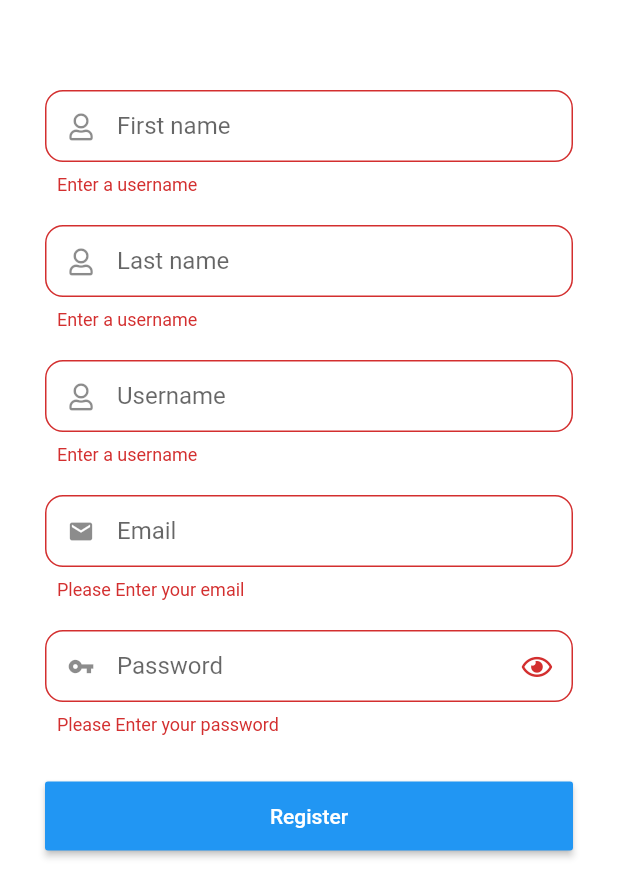
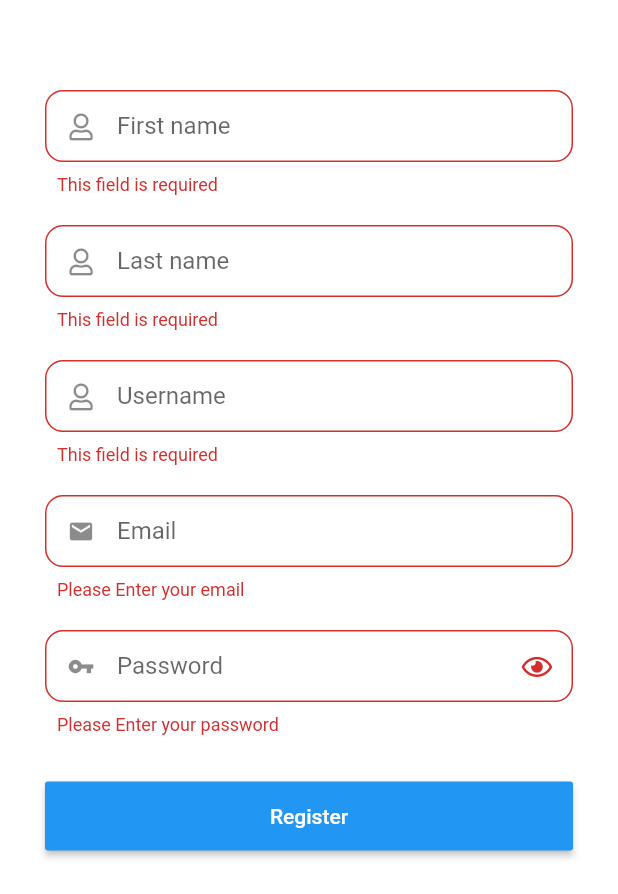
Before and after one commit to HasanAlqaisi/Perminda-Mobile, a Flutter app: the RegisterScreen screen opened by its route, after a tap on "Register", on a phone screen of 412 x 824 dp, the part 342-1236 px from its top. Run offline on Flutter 3.47's test engine with Material 2 defaults, Android fonts, the phone set to English and light mode, and no system bars; our stand-ins replace bloc, dartz, data_connection_checker, equatable, flutter_bloc, font_awesome_flutter and 1 more; generated files the repository leaves out were written again.

Commit message:
edit a message

```diff
--- a/lib/core/constants/constants.dart
+++ b/lib/core/constants/constants.dart
@@ -7,5 +7,5 @@ const enterValidEmailMessage = 'Enter a valid email';
 
 const enterPasswordMessage = 'Please Enter your password';
 
-const enterUsernameMessage = 'Enter a username';
+const requireFieldMessage = 'This field is required';
 const spacesInUsernameMessage = 'Username shoudn\'t contain spaces';
--- a/lib/core/validators/local/local_validators.dart
+++ b/lib/core/validators/local/local_validators.dart
@@ -13,7 +13,7 @@ class LocalValidators {
   }
 
   static String generalValidation(String username) {
-    if (username.trim().isEmpty) return enterUsernameMessage;
+    if (username.trim().isEmpty) return requireFieldMessage;
     if (username.contains(' ')) return spacesInUsernameMessage;
     return null;
   }
```
